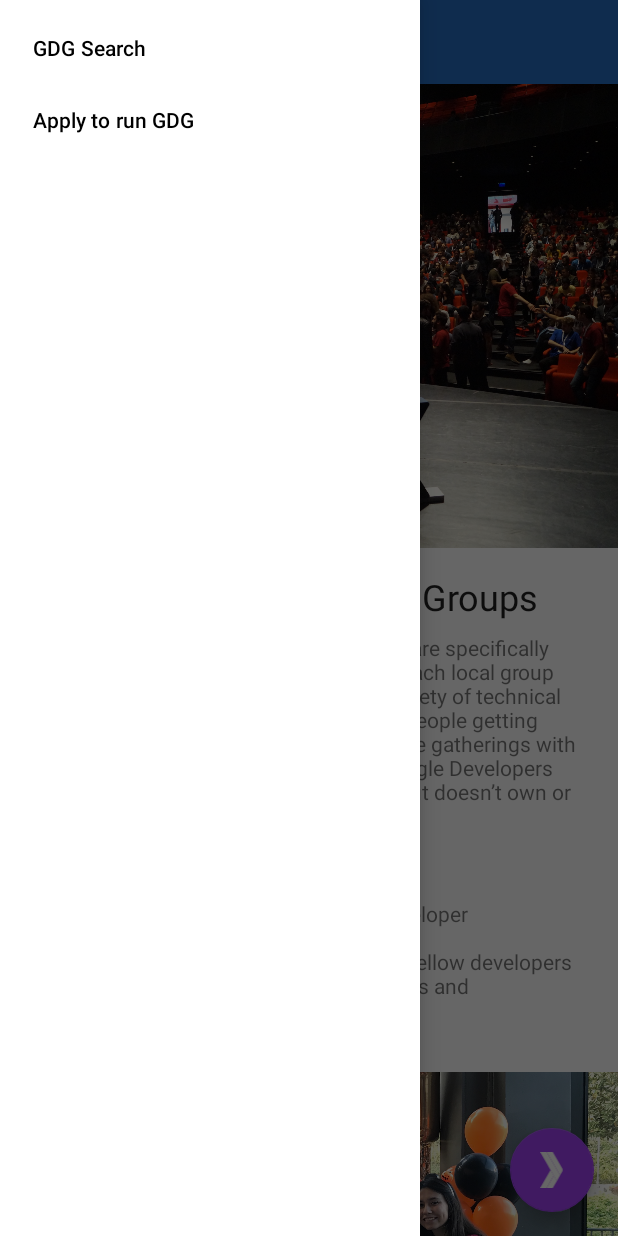
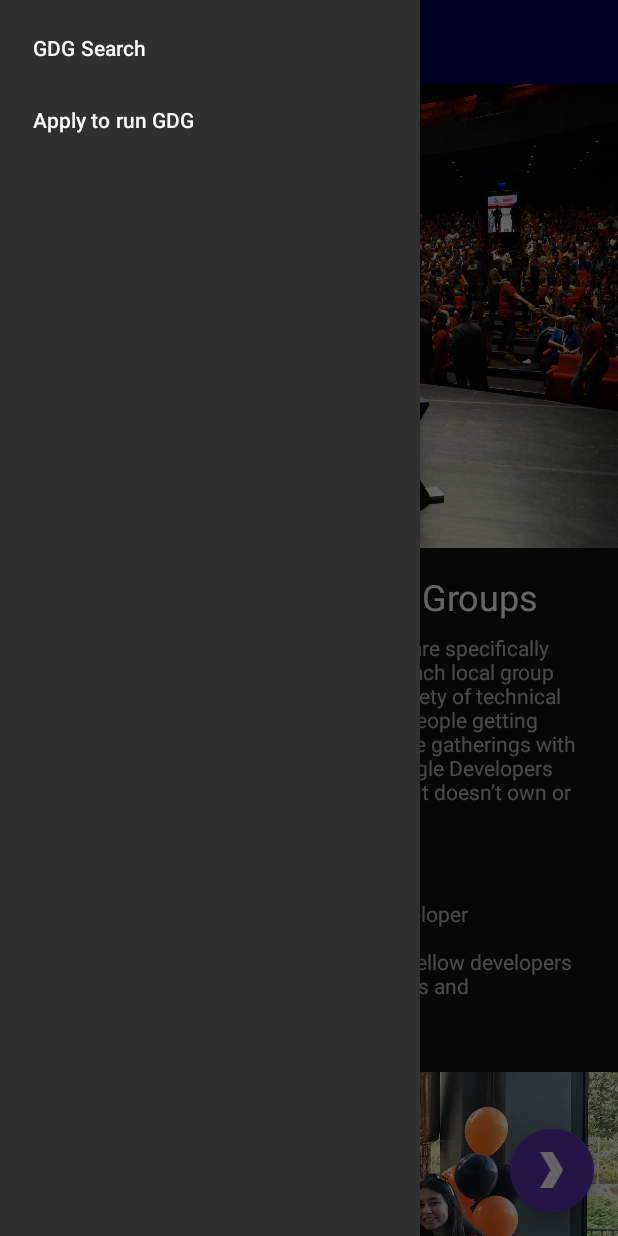
Before and after one commit to abubaker-cs/GDGFinder-codelabs, an Android app: the screen it shows after launch (MainActivity), with the side drawer open, on a phone screen of 412 x 824 dp. Run offline under Robolectric (Android 15) with nearby library versions, the phone set to English and light mode, and no system bars; our stand-ins replace data binding, navigation-ui; Roboto replaces fonts that are not available here.

Commit message:
Completed: Night Mode Next: Add proper comments and take notes.

```diff
--- a/app/src/main/java/com/example/android/gdgfinder/MainActivity.kt
+++ b/app/src/main/java/com/example/android/gdgfinder/MainActivity.kt
@@ -20,6 +20,7 @@ package com.example.android.gdgfinder
 import android.os.Bundle
 import android.view.View
 import androidx.appcompat.app.AppCompatActivity
+import androidx.appcompat.app.AppCompatDelegate
 import androidx.databinding.DataBindingUtil
 import androidx.navigation.NavDestination
 import androidx.navigation.findNavController
@@ -37,6 +38,9 @@ class MainActivity : AppCompatActivity() {
         binding = DataBindingUtil.setContentView(this, R.layout.activity_main)
 
         setupNavigation()
+
+        // Enables Dark Theme in the "Night Mode"
+        AppCompatDelegate.setDefaultNightMode(AppCompatDelegate.MODE_NIGHT_YES)
     }
 
     /**
--- /dev/null
+++ b/app/src/main/res/values-night/colors.xml
@@ -0,0 +1,11 @@
+<?xml version="1.0" encoding="utf-8"?>
+<resources>
+    <color name="primaryColor">#1a237e</color>
+    <color name="primaryLightColor">#534bae</color>
+    <color name="primaryDarkColor">#000051</color>
+    <color name="secondaryColor">#5e35b1</color>
+    <color name="secondaryLightColor">#9162e4</color>
+    <color name="secondaryDarkColor">#280680</color>
+    <color name="primaryTextColor">#ffffff</color>
+    <color name="secondaryTextColor">#ffffff</color>
+</resources>
--- a/app/src/main/res/values/styles.xml
+++ b/app/src/main/res/values/styles.xml
@@ -23,8 +23,11 @@
     <!--
     <item name="colorPrimary">@color/colorPrimary</item>
     <item name="colorPrimaryDark">@color/colorPrimaryDark</item>
+
+    <style name="AppTheme" parent="Theme.MaterialComponents.Light.NoActionBar">
+
     -->
-    <style name="AppTheme" parent="Theme.MaterialComponents.Light.NoActionBar">
+    <style name="AppTheme" parent="Theme.MaterialComponents.DayNight.NoActionBar">
         <item name="android:fontFamily">@font/lobster_two</item>
         <item name="fontFamily">@font/lobster_two</item>
         <item name="colorAccent">@color/colorAccent</item>
```
